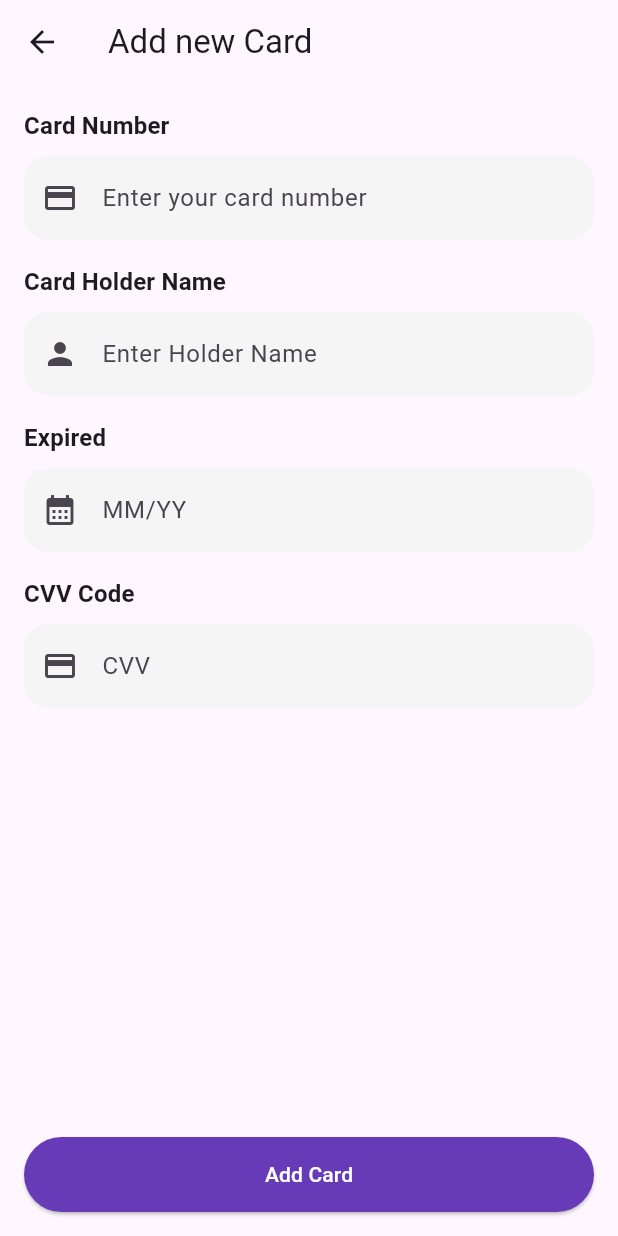
After one commit to mohamedeld/Full-ecommerce-flutter-app, a Flutter app: the CheckoutPage screen opened by its route, after a tap on "Add payment method", on a phone screen of 412 x 824 dp. The commit adds this screen. Run offline on Flutter 3.47's test engine with Material 3 defaults, Android fonts, the phone set to English and light mode, and no system bars; our stand-ins replace cached_network_image, flutter_bloc, flutter_carousel_widget, persistent_bottom_nav_bar_v2; network calls fail.

Commit message:
add payment form

```diff
--- /dev/null
+++ b/lib/models/payment_cart_model.dart
@@ -0,0 +1,17 @@
+class PaymentCartModel {
+  final String cardNumber;
+  final String cardHolderName;
+  final String expiryDate;
+  final String cvv;
+  final String id;
+
+  PaymentCartModel({
+    required this.cardNumber,
+    required this.cardHolderName,
+    required this.expiryDate,
+    required this.cvv,
+    required this.id,
+  });
+}
+
+List<PaymentCartModel> dummyPaymentCards = [];
--- /dev/null
+++ b/lib/pages/add_new_card.dart
@@ -0,0 +1,130 @@
+import 'package:ecommerce/utils/app_colors.dart';
+import 'package:ecommerce/utils/app_routes.dart';
+import 'package:ecommerce/view_models/card_payment/add_new_card_cubit.dart';
+import 'package:ecommerce/widgets/checkout/add_card_input.dart';
+import 'package:flutter/material.dart';
+import 'package:flutter_bloc/flutter_bloc.dart';
+
+class AddNewCard extends StatefulWidget {
+  const AddNewCard({super.key});
+
+  @override
+  State<AddNewCard> createState() => _AddNewCardState();
+}
+
+class _AddNewCardState extends State<AddNewCard> {
+  final TextEditingController _cardNumberController = TextEditingController();
+  final TextEditingController _cardHolderNumberController =
+      TextEditingController();
+  final TextEditingController _expiredController = TextEditingController();
+  final TextEditingController _cvvController = TextEditingController();
+  final _formKey = GlobalKey<FormState>();
+  @override
+  Widget build(BuildContext context) {
+    final cubit = BlocProvider.of<AddNewCardCubit>(context);
+    return Scaffold(
+      appBar: AppBar(title: Text("Add new Card")),
+      body: SafeArea(
+        child: Padding(
+          padding: const EdgeInsets.all(16.0),
+          child: Column(
+            children: [
+              Form(
+                key: _formKey,
+                child: Column(
+                  children: [
+                    AddCardInput(
+                      title: "Card Number",
+                      Icon: Icon(Icons.credit_card),
+                      hitText: "Enter your card number",
+                      controller: _cardNumberController,
+                    ),
+                    const SizedBox(height: 16),
+                    AddCardInput(
+                      title: "Card Holder Name",
+                      Icon: Icon(Icons.person),
+                      hitText: "Enter Holder Name",
+                      controller: _cardHolderNumberController,
+                    ),
+                    const SizedBox(height: 16),
+                    AddCardInput(
+                      title: "Expired",
+                      Icon: Icon(Icons.calendar_month),
+                      hitText: "MM/YY",
+                      controller: _expiredController,
+                    ),
+                    const SizedBox(height: 16),
+                    AddCardInput(
+                      title: "CVV Code",
+                      Icon: Icon(Icons.credit_card),
+                      hitText: "CVV",
+                      controller: _cvvController,
+                    ),
+                    const SizedBox(height: 16),
+                  ],
+                ),
+              ),
+
+              const Spacer(),
+              SizedBox(
+                width: double.infinity,
+                height: 50,
+                child: BlocConsumer<AddNewCardCubit, AddNewCardState>(
+                  bloc: cubit,
+                  buildWhen: (previous, current) =>
+                      current is AddNewCardLoading ||
+                      current is AddNewCardLoaded ||
+                      current is AddNewCardError,
+                  listener: (context, state) {
+                    if (state is AddNewCardLoaded) {
+                      ScaffoldMessenger.of(context).showSnackBar(
+                        const SnackBar(
+                          content: Text("Cart added successfully"),
+                        ),
+                      );
+                      Navigator.pop(context);
+                    } else if (state is AddNewCardError) {
+                      ScaffoldMessenger.of(
+                        context,
+                      ).showSnackBar(SnackBar(content: Text(state.message)));
+                    }
+                  },
+                  builder: (context, state) {
+                    if (state is AddNewCardLoading) {
+                      return ElevatedButton(
+                        onPressed: null,
+                        child: CircularProgressIndicator.adaptive(),
+                        style: ElevatedButton.styleFrom(
+                          backgroundColor: AppColors.primary,
+                          foregroundColor: AppColors.white,
+                        ),
+                      );
+                    } else {
+                      return ElevatedButton(
+                        onPressed: () {
+                          if (_formKey.currentState!.validate()) {
+                            cubit.addNewCard(
+                              _cardNumberController.text,
+                              _cardNumberController.text,
+                              _expiredController.text,
+                              _cvvController.text,
+                            );
+                          }
+                        },
+                        child: const Text("Add Card"),
+                        style: ElevatedButton.styleFrom(
+                          backgroundColor: AppColors.primary,
+                          foregroundColor: AppColors.white,
+                        ),
+                      );
+                    }
+                  },
+                ),
+              ),
+            ],
+          ),
+        ),
+      ),
+    );
+  }
+}
--- a/lib/pages/checkout_page.dart
+++ b/lib/pages/checkout_page.dart
@@ -1,7 +1,9 @@
 import 'package:ecommerce/utils/app_colors.dart';
+import 'package:ecommerce/utils/app_routes.dart';
 import 'package:ecommerce/view_models/checkout/checkout_cubit.dart';
 import 'package:ecommerce/widgets/cart/cartItem.dart';
 import 'package:ecommerce/widgets/checkout/address_container.dart';
+import 'package:ecommerce/widgets/checkout/payment_method_item.dart';
 import 'package:flutter/material.dart';
 import 'package:ecommerce/widgets/checkout/checkout_headline.dart';
 import 'package:flutter_bloc/flutter_bloc.dart';
@@ -30,7 +32,10 @@ class CheckoutPage extends StatelessWidget {
                       children: [
                         CheckoutHeadline(title: "Address", onTap: () {}),
                         SizedBox(height: 8),
-                        AddressContainer(title: "Add shipping address"),
+                        AddressContainer(
+                          title: "Add shipping address",
+                          onTap: () {},
+                        ),
                         SizedBox(height: 8),
 
                         CheckoutHeadline(
@@ -51,7 +56,23 @@ class CheckoutPage extends StatelessWidget {
                         Divider(color: AppColors.grey2),
                         CheckoutHeadline(title: "Payment"),
                         SizedBox(height: 8),
-                        AddressContainer(title: "Add payment method"),
+                        state.paymentItems.isEmpty
+                            ? AddressContainer(
+                                title: "Add payment method",
+                                onTap: () {
+                                  Navigator.of(context)
+                                      .pushNamed(AppRoutes.addCardRoute)
+                                      .then(
+                                        (value) =>
+                                            BlocProvider.of<CheckoutCubit>(
+                                              context,
+                                            ).getCheckout(),
+                                      );
+                                },
+                              )
+                            : PaymentMethodItem(
+                                paymentCard: state.paymentItems[0],
+                              ),
                         Divider(color: AppColors.grey2),
                         Row(
                           mainAxisAlignment: MainAxisAlignment.spaceBetween,
--- a/lib/utils/app_router.dart
+++ b/lib/utils/app_router.dart
@@ -1,3 +1,5 @@
+import 'package:ecommerce/pages/add_new_card.dart';
+import 'package:ecommerce/view_models/card_payment/add_new_card_cubit.dart';
 import 'package:flutter/material.dart';
 import 'package:flutter_bloc/flutter_bloc.dart';
 import 'package:ecommerce/pages/checkout_page.dart';
@@ -12,6 +14,14 @@ class AppRouter {
       case AppRoutes.homeRoute:
         return MaterialPageRoute(
           builder: (_) => const CustomBottomNavbar(),
+          settings: settings,
+        );
+      case AppRoutes.addCardRoute:
+        return MaterialPageRoute(
+          builder: (_) => BlocProvider(
+            create: (context) => AddNewCardCubit(),
+            child: const AddNewCard(),
+          ),
           settings: settings,
         );
       case AppRoutes.checkoutRoute:
--- a/lib/utils/app_routes.dart
+++ b/lib/utils/app_routes.dart
@@ -2,4 +2,5 @@ class AppRoutes {
   static const String homeRoute = '/';
   static const String productDetailsRoute = '/product-details';
   static const String checkoutRoute = '/checkout';
+  static const String addCardRoute = '/add-card';
 }
--- /dev/null
+++ b/lib/view_models/card_payment/add_new_card_cubit.dart
@@ -0,0 +1,27 @@
+import 'package:ecommerce/models/payment_cart_model.dart';
+import 'package:flutter_bloc/flutter_bloc.dart';
+part 'add_new_card_state.dart';
+
+class AddNewCardCubit extends Cubit<AddNewCardState> {
+  AddNewCardCubit() : super(AddNewCardInitial());
+
+  void addNewCard(
+    String cardNumber,
+    String cardHolderName,
+    String expiryDate,
+    String cvv,
+  ) {
+    emit(AddNewCardLoading());
+    final newCard = PaymentCartModel(
+      cardNumber: cardNumber,
+      cardHolderName: cardHolderName,
+      expiryDate: expiryDate,
+      cvv: cvv,
+      id: DateTime.now().toIso8601String(),
+    );
+    Future.delayed(Duration(seconds: 1), () {
+      dummyPaymentCards.add(newCard);
+      emit(AddNewCardLoaded());
+    });
+  }
+}
--- /dev/null
+++ b/lib/view_models/card_payment/add_new_card_state.dart
@@ -0,0 +1,14 @@
+part of 'add_new_card_cubit.dart';
+
+sealed class AddNewCardState {}
+
+final class AddNewCardInitial extends AddNewCardState {}
+
+final class AddNewCardLoading extends AddNewCardState {}
+
+final class AddNewCardLoaded extends AddNewCardState {}
+
+final class AddNewCardError extends AddNewCardState {
+  final String message;
+  AddNewCardError({required this.message});
+}
--- a/lib/view_models/checkout/checkout_cubit.dart
+++ b/lib/view_models/checkout/checkout_cubit.dart
@@ -1,3 +1,4 @@
+import 'package:ecommerce/models/payment_cart_model.dart';
 import 'package:flutter_bloc/flutter_bloc.dart';
 import 'package:ecommerce/models/add_to_cart_model.dart';
 
@@ -14,6 +15,12 @@ class CheckoutCubit extends Cubit<CheckoutState> {
       (prev, element) => prev + (element.product.price * element.quantity),
     );
 
-    emit(CheckoutLoaded(cartItems: cartItems, total: subTotal + 10));
+    emit(
+      CheckoutLoaded(
+        cartItems: cartItems,
+        total: subTotal + 10,
+        paymentItems: dummyPaymentCards,
+      ),
+    );
   }
 }
--- a/lib/view_models/checkout/checkout_state.dart
+++ b/lib/view_models/checkout/checkout_state.dart
@@ -9,8 +9,13 @@ final class CheckoutLoading extends CheckoutState {}
 final class CheckoutLoaded extends CheckoutState {
   final List<AddToCartModel> cartItems;
   final double total;
+  final List<PaymentCartModel> paymentItems;
 
-  CheckoutLoaded({required this.cartItems, required this.total});
+  CheckoutLoaded({
+    required this.cartItems,
+    required this.total,
+    required this.paymentItems,
+  });
 }
 
 final class CheckoutError extends CheckoutState {
--- /dev/null
+++ b/lib/widgets/checkout/add_card_input.dart
@@ -0,0 +1,60 @@
+import 'package:ecommerce/utils/app_colors.dart';
+import 'package:flutter/material.dart';
+
+class AddCardInput extends StatefulWidget {
+  final String title;
+  final Widget Icon;
+  final String hitText;
+  final TextEditingController controller;
+  final String? errorText;
+
+  const AddCardInput({
+    super.key,
+    required this.title,
+    required this.Icon,
+    required this.hitText,
+    required this.controller,
+    this.errorText,
+  });
+
+  @override
+  State<AddCardInput> createState() => _AddCardInputState();
+}
+
+class _AddCardInputState extends State<AddCardInput> {
+  @override
+  Widget build(BuildContext context) {
+    final textTheme = Theme.of(context).textTheme;
+    return Column(
+      crossAxisAlignment: CrossAxisAlignment.start,
+      children: [
+        Text(
+          widget.title,
+          style: textTheme.titleMedium?.copyWith(fontWeight: FontWeight.w600),
+        ),
+        const SizedBox(height: 8),
+        TextFormField(
+          controller: widget.controller,
+          validator: (value) =>
+              value == null || value.isEmpty ? 'This field is required' : null,
+          decoration: InputDecoration(
+            fillColor: AppColors.grey1,
+            prefixIcon: widget.Icon,
+            errorText: widget.errorText,
+
+            hintText: widget.hitText,
+            filled: true,
+            border: OutlineInputBorder(
+              borderRadius: BorderRadius.circular(16),
+              borderSide: BorderSide.none,
+            ),
+            errorBorder: OutlineInputBorder(
+              borderRadius: BorderRadius.circular(16),
+              borderSide: BorderSide(color: AppColors.red),
+            ),
+          ),
+        ),
+      ],
+    );
+  }
+}
--- a/lib/widgets/checkout/address_container.dart
+++ b/lib/widgets/checkout/address_container.dart
@@ -3,12 +3,17 @@ import 'package:flutter/material.dart';
 
 class AddressContainer extends StatelessWidget {
   final String title;
-  const AddressContainer({super.key, required this.title});
+  final VoidCallback onTap;
+  const AddressContainer({super.key, required this.title, required this.onTap});
 
   @override
   Widget build(BuildContext context) {
     final textTheme = Theme.of(context).textTheme;
-    return Container(
+    return InkWell(
+      onTap: () {
+        onTap();
+      },
+      child: Container(
         width: double.infinity,
         decoration: BoxDecoration(
           color: AppColors.grey3,
@@ -23,6 +28,7 @@ class AddressContainer extends StatelessWidget {
             ],
           ),
         ),
+      ),
     );
   }
 }
--- /dev/null
+++ b/lib/widgets/checkout/payment_method_item.dart
@@ -0,0 +1,37 @@
+import 'package:cached_network_image/cached_network_image.dart';
+import 'package:ecommerce/models/payment_cart_model.dart';
+import 'package:ecommerce/utils/app_colors.dart';
+import 'package:flutter/material.dart';
+
+class PaymentMethodItem extends StatelessWidget {
+  final PaymentCartModel paymentCard;
+  const PaymentMethodItem({super.key, required this.paymentCard});
+
+  @override
+  Widget build(BuildContext context) {
+    return DecoratedBox(
+      decoration: BoxDecoration(
+        borderRadius: BorderRadius.circular(16),
+        border: Border.all(color: AppColors.grey),
+      ),
+      child: ListTile(
+        leading: CachedNetworkImage(
+          imageUrl:
+              "https://th.bing.com/th/id/R.dd4e0ca1b453f37e1b01d3b5d2636c85?rik=eLQ1moFO6uN4uA&pid=ImgRaw&r=0",
+          width: 50,
+          height: 50,
+          fit: BoxFit.contain,
+          placeholder: (context, url) => SizedBox(
+            width: 50,
+            height: 50,
+            child: CircularProgressIndicator(),
+          ),
+          errorWidget: (context, url, error) => Icon(Icons.error),
+        ),
+        title: Text("MasterCard"),
+        subtitle: Text(paymentCard.cardNumber),
+        trailing: Icon(Icons.chevron_right),
+      ),
+    );
+  }
+}
```
Lines whose indentation alone changed are shown as unchanged.
